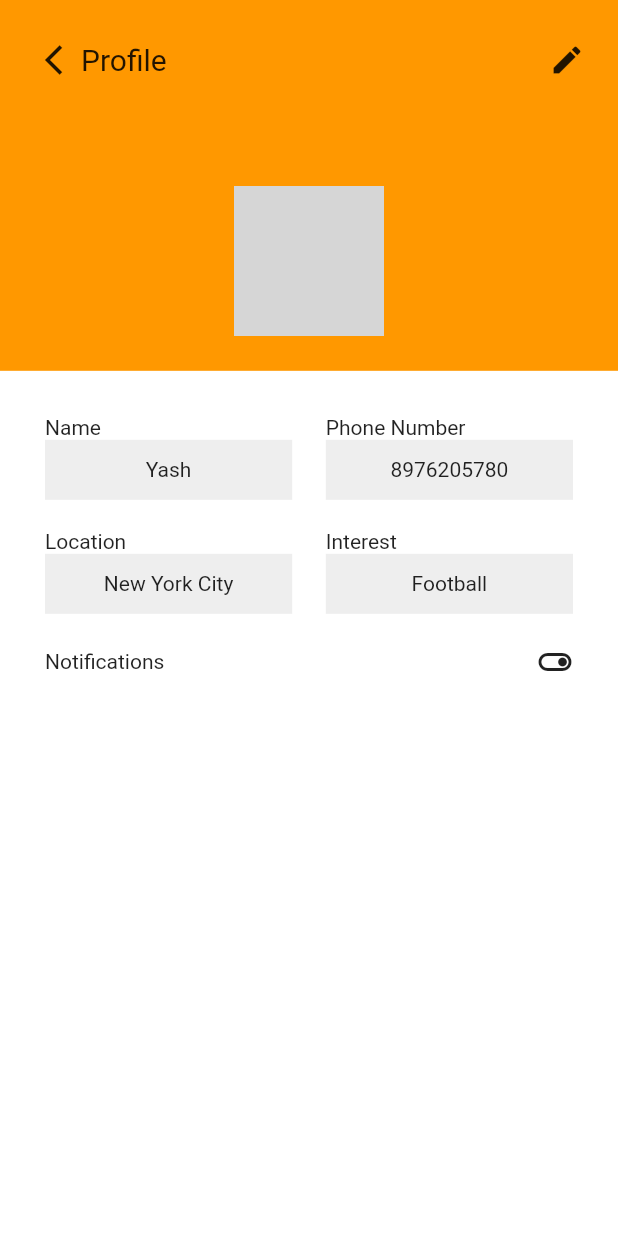
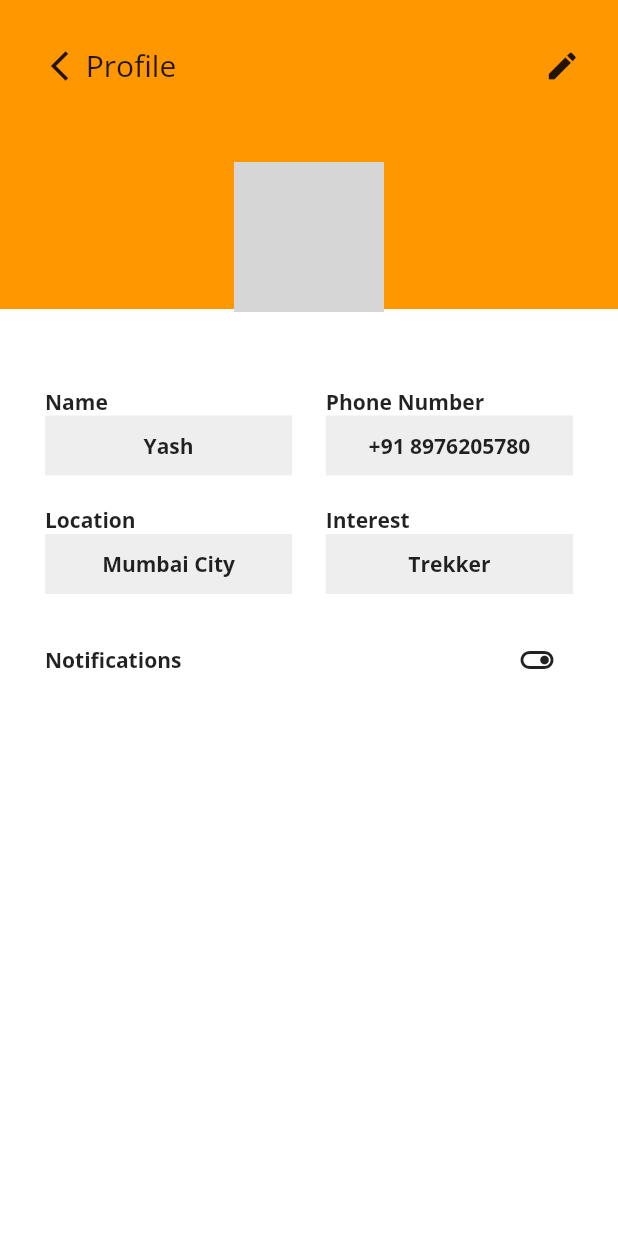
Before and after one commit to yashjungade/KernalFlutter, a Flutter app: the Profile screen opened directly, on a phone screen of 412 x 824 dp. Run offline on Flutter 3.47's test engine with Material 2 defaults, Android fonts, the phone set to English and light mode, and no system bars; our stand-ins replace google_fonts; accounts and stored records are empty; network calls fail; grey boxes are pictures that could not be loaded.

Commit message:
Bug Fixes

```diff
--- a/lib/authenticate.dart
+++ b/lib/authenticate.dart
@@ -14,7 +14,7 @@ class _AuthenticateState extends State<Authenticate> {
   }
   @override
   Widget build(BuildContext context) {
-    if(!login) {
+    if(login) {
       return LoginPage(toggleView: toggleView);
     } else{
       return Drive(toggleView: toggleView);
--- a/lib/main.dart
+++ b/lib/main.dart
@@ -1,5 +1,8 @@
 import 'package:flutter/material.dart';
+import 'package:google_fonts/google_fonts.dart';
 import 'package:hackerkernel/authenticate.dart';
+import 'package:hackerkernel/drive.dart';
+import 'package:hackerkernel/profile.dart';
 
 void main() {
   runApp(MyApp());
@@ -15,6 +18,9 @@ class _MyAppState extends State<MyApp> {
     return MaterialApp(
       title: 'Karma',
       theme: ThemeData(
+        textTheme: GoogleFonts.openSansTextTheme(
+          Theme.of(context).textTheme,
+        ),
         primarySwatch: Colors.orange,
       ),
       home: Authenticate(),
--- a/lib/profile.dart
+++ b/lib/profile.dart
@@ -6,6 +6,7 @@ class Profile extends StatefulWidget {
 }
 
 class _ProfileState extends State<Profile> {
+  bool noti=true;
   @override
   Widget build(BuildContext context) {
     return Scaffold(
@@ -15,13 +16,14 @@ class _ProfileState extends State<Profile> {
             child: Column(
                 children: [
                   Stack(
+                    alignment: Alignment.topCenter,
                     children: [
                       Container(
-                        height: (MediaQuery.of(context).size.height)*0.3,
+                        height: (MediaQuery.of(context).size.height)*0.25,
                         color: Colors.orange,
                       ),
                       Padding(
-                        padding: const EdgeInsets.all(16.0),
+                        padding: const EdgeInsets.all(20.0),
                         child: Column(
                           children: [
                             Row(
@@ -42,7 +44,7 @@ class _ProfileState extends State<Profile> {
                                 ),
                               ],
                             ),
-                            SizedBox(height: 60,),
+                            SizedBox(height: 40,),
                             CircleAvatar(radius: 50,
                               backgroundImage:
                               NetworkImage("https://media-exp1.licdn.com/dms/image/C4D03AQFNGC4KjV3rPQ/profile-displayphoto-shrink_200_200/0/1621795322300?e=1634774400&v=beta&t=lGlcO8USq2opow6PYNPs4V49RVeA3VqbnCPEKXmzHA0"),
@@ -63,7 +65,7 @@ class _ProfileState extends State<Profile> {
                           child: Column(
                             crossAxisAlignment: CrossAxisAlignment.start,
                             children: [
-                              Text('Name'),
+                              Text('Name', style: TextStyle(fontWeight: FontWeight.bold),),
                               Stack(
                                 alignment: Alignment.center,
                                 children: [
@@ -72,7 +74,7 @@ class _ProfileState extends State<Profile> {
                                     height: 40,
                                     color: Colors.grey[200],
                                   ),
-                                  Text('Yash'),
+                                  Text('Yash', style: TextStyle(fontWeight: FontWeight.bold),),
                                 ],
                               ),
                             ],
@@ -86,7 +88,7 @@ class _ProfileState extends State<Profile> {
                               Column(
                                 crossAxisAlignment: CrossAxisAlignment.start,
                                 children: [
-                                  Text('Phone Number'),
+                                  Text('Phone Number', style: TextStyle(fontWeight: FontWeight.bold),),
                                   Stack(
                                     alignment: Alignment.center,
                                     children: [
@@ -95,7 +97,7 @@ class _ProfileState extends State<Profile> {
                                         height: 40,
                                         color: Colors.grey[200],
                                       ),
-                                      Text('8976205780'),
+                                      Text('+91 8976205780', style: TextStyle(fontWeight: FontWeight.bold),),
                                     ],
                                   ),
                                 ],
@@ -115,7 +117,7 @@ class _ProfileState extends State<Profile> {
                           child: Column(
                             crossAxisAlignment: CrossAxisAlignment.start,
                             children: [
-                              Text('Location'),
+                              Text('Location', style: TextStyle(fontWeight: FontWeight.bold),),
                               Stack(
                                 alignment: Alignment.center,
                                 children: [
@@ -124,7 +126,7 @@ class _ProfileState extends State<Profile> {
                                     height: 40,
                                     color: Colors.grey[200],
                                   ),
-                                  Text('New York City'),
+                                  Text('Mumbai City', style: TextStyle(fontWeight: FontWeight.bold),),
                                 ],
                               ),
                             ],
@@ -138,7 +140,7 @@ class _ProfileState extends State<Profile> {
                               Column(
                                 crossAxisAlignment: CrossAxisAlignment.start,
                                 children: [
-                                  Text('Interest'),
+                                  Text('Interest', style: TextStyle(fontWeight: FontWeight.bold),),
                                   Stack(
                                     alignment: Alignment.center,
                                     children: [
@@ -147,7 +149,7 @@ class _ProfileState extends State<Profile> {
                                         height: 40,
                                         color: Colors.grey[200],
                                       ),
-                                      Text('Football'),
+                                      Text('Trekker', style: TextStyle(fontWeight: FontWeight.bold),),
                                     ],
                                   ),
                                 ],
@@ -162,11 +164,18 @@ class _ProfileState extends State<Profile> {
                     padding: const EdgeInsets.fromLTRB(30, 10, 30, 10),
                     child: Row(
                       children: [
-                        Expanded(flex:1, child: Text('Notifications')),
+                        Expanded(flex:1, child: Text('Notifications', style: TextStyle(fontWeight: FontWeight.bold),)),
                         Expanded(flex: 1, child: Column(
                           crossAxisAlignment: CrossAxisAlignment.end,
                           children: [
-                            Icon(Icons.toggle_on_outlined),
+                            IconButton(
+                                icon: noti?Icon(Icons.toggle_on_outlined,):Icon(Icons.toggle_off_outlined,),
+                              onPressed: () {
+                                  setState(() {
+                                    noti?noti=false:noti=true;
+                                  });
+                              },
+                            ),
                           ],
                         ),),
                       ],
--- a/pubspec.yaml
+++ b/pubspec.yaml
@@ -30,6 +30,7 @@ dependencies:
   # The following adds the Cupertino Icons font to your application.
   # Use with the CupertinoIcons class for iOS style icons.
   cupertino_icons: ^1.0.2
+  google_fonts: ^2.1.0
 
 dev_dependencies:
   flutter_test:
```
Also changed, not shown: lib/drive.dart (+8 -9 lines), lib/login.dart (+17 -10 lines), pubspec.lock, 1 other file.
